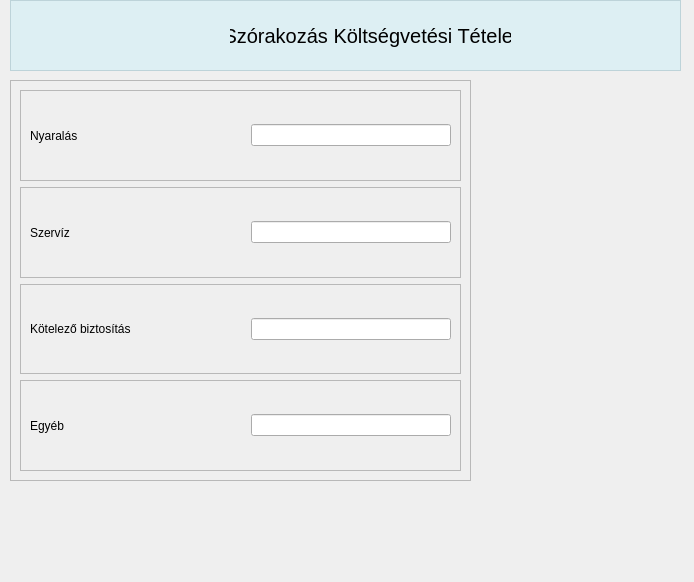
Before: the Qt Designer form szorakozas.ui in katsa00781/HomeApp, drawn with Qt 5.
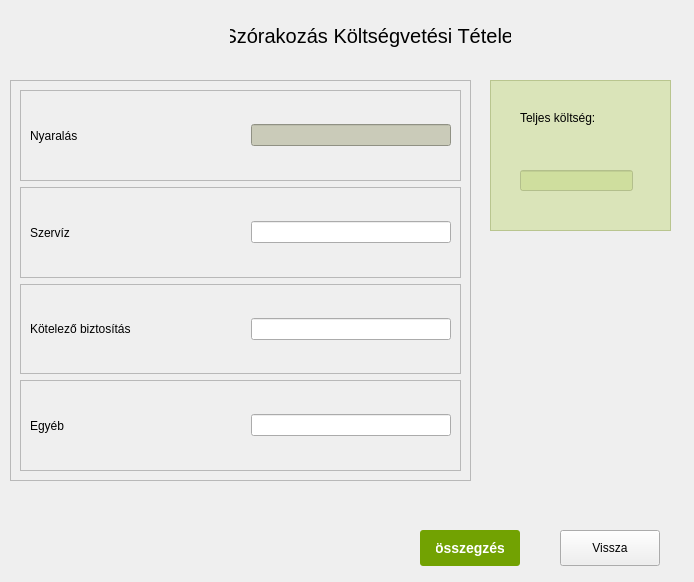
After: the same form once the commit is applied.

What changed in the file:
```diff
--- a/szorakozas.ui
+++ b/szorakozas.ui
@@ -55,7 +55,8 @@
     </rect>
    </property>
    <property name="styleSheet">
-    <string notr="true">background-color:rgba(202,238,247, 0.5);</string>
+    <string notr="true">background-color: none;
+border: none</string>
    </property>
    <property name="frameShape">
     <enum>QFrame::StyledPanel</enum>
@@ -114,6 +115,9 @@
    <layout class="QVBoxLayout" name="verticalLayout">
     <item>
      <widget class="QFrame" name="frame_4">
+      <property name="styleSheet">
+       <string notr="true"/>
+      </property>
       <property name="frameShape">
        <enum>QFrame::StyledPanel</enum>
       </property>
@@ -139,6 +143,9 @@
            <height>16777215</height>
           </size>
          </property>
+         <property name="styleSheet">
+          <string notr="true">background-color: #CACBB9</string>
+         </property>
         </widget>
        </item>
       </layout>
@@ -243,6 +250,91 @@
     </item>
    </layout>
   </widget>
+  <widget class="QFrame" name="frame_8">
+   <property name="geometry">
+    <rect>
+     <x>490</x>
+     <y>80</y>
+     <width>181</width>
+     <height>151</height>
+    </rect>
+   </property>
+   <property name="styleSheet">
+    <string notr="true">background-color:rgba(197, 216, 131, 0.5);</string>
+   </property>
+   <property name="frameShape">
+    <enum>QFrame::StyledPanel</enum>
+   </property>
+   <property name="frameShadow">
+    <enum>QFrame::Raised</enum>
+   </property>
+   <widget class="QLabel" name="label_6">
+    <property name="geometry">
+     <rect>
+      <x>30</x>
+      <y>10</y>
+      <width>111</width>
+      <height>56</height>
+     </rect>
+    </property>
+    <property name="styleSheet">
+     <string notr="true">background: none</string>
+    </property>
+    <property name="text">
+     <string>Teljes költség:</string>
+    </property>
+   </widget>
+   <widget class="QLineEdit" name="lineEdit_5">
+    <property name="geometry">
+     <rect>
+      <x>30</x>
+      <y>90</y>
+      <width>113</width>
+      <height>21</height>
+     </rect>
+    </property>
+   </widget>
+  </widget>
+  <widget class="QPushButton" name="pushButton">
+   <property name="geometry">
+    <rect>
+     <x>560</x>
+     <y>530</y>
+     <width>100</width>
+     <height>36</height>
+    </rect>
+   </property>
+   <property name="text">
+    <string>Vissza</string>
+   </property>
+  </widget>
+  <widget class="QPushButton" name="pushButton_2">
+   <property name="geometry">
+    <rect>
+     <x>420</x>
+     <y>530</y>
+     <width>100</width>
+     <height>36</height>
+    </rect>
+   </property>
+   <property name="styleSheet">
+    <string notr="true">border-radius: 3px;
+                    font-size: 14px;
+                    font-weight: 500;
+                    line-height: 16px;
+                    padding: 2px 16px;
+                    height: 32px;
+                    min-width: 60px;
+                    min-height: 32px;
+                    border: none;
+                    color: #fff;
+                    background-color: #72A202;
+                    </string>
+   </property>
+   <property name="text">
+    <string>összegzés</string>
+   </property>
+  </widget>
  </widget>
  <resources/>
  <connections/>
```
Left out of the diff: 39 changed lines with no effect on the pictures.
